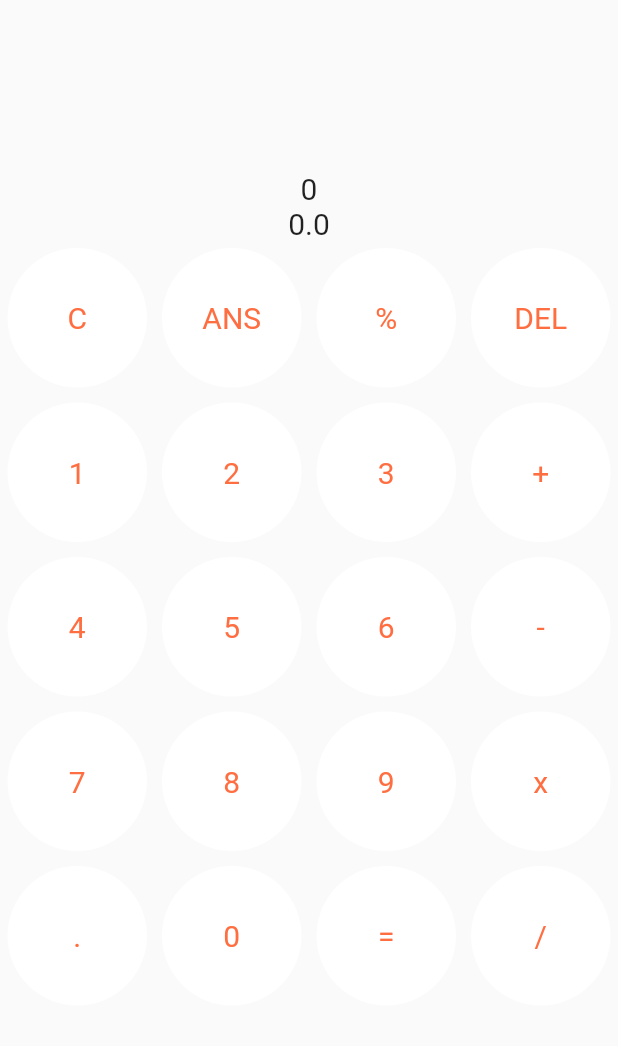
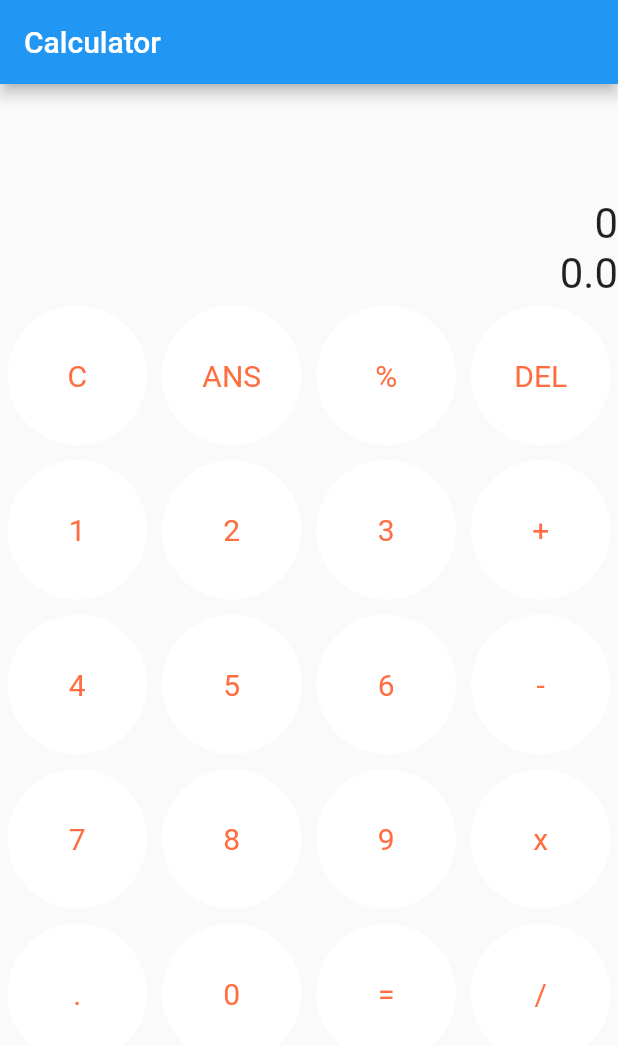
Before and after one commit to DarpanNeve/Basic_Calculator_Flutter, a Flutter app: the screen it shows after launch, on a phone screen of 412 x 824 dp. Shown: the top 1046 px of the screen. Run offline on Flutter 3.47's test engine with Material 2 defaults, Android fonts, the phone set to English and light mode, and no system bars; our stand-ins replace math_expressions.

Commit message:
all the thigs are done

```diff
--- a/lib/data.dart
+++ b/lib/data.dart
@@ -111,14 +111,14 @@ class _CalculateState extends State<Calculate> {
   Widget build(BuildContext context) {
     return Column(
       mainAxisAlignment: MainAxisAlignment.center,
-      crossAxisAlignment: CrossAxisAlignment.center,
+      crossAxisAlignment: CrossAxisAlignment.end,
       children: <Widget>[
         Flexible(
           flex: 1,
           fit: FlexFit.loose,
           child: Text(
             content,
-            style: const TextStyle(fontSize: 20),
+            style: const TextStyle(fontSize: 28),
             textAlign: TextAlign.right,
           ),
         ),
@@ -127,12 +127,12 @@ class _CalculateState extends State<Calculate> {
           fit: FlexFit.loose,
           child: Text(
             "$answerContent",
-            style: const TextStyle(fontSize: 20),
+            style: const TextStyle(fontSize: 28),
             textAlign: TextAlign.right,
           ),
         ),
         Expanded(
-          flex: 4,
+          flex: 5,
           child: GridView.builder(
             scrollDirection: Axis.vertical,
             shrinkWrap: true,
--- a/lib/main.dart
+++ b/lib/main.dart
@@ -14,6 +14,9 @@ class Calculator extends StatelessWidget {
     return MaterialApp(
       title: "Calculator",
       home: Scaffold(
+        appBar: AppBar(
+          title: const Text("Calculator",textAlign: TextAlign.center),
+        ),
         body: Center(
           child: Container(
             constraints: const BoxConstraints(maxWidth: 500),
```
